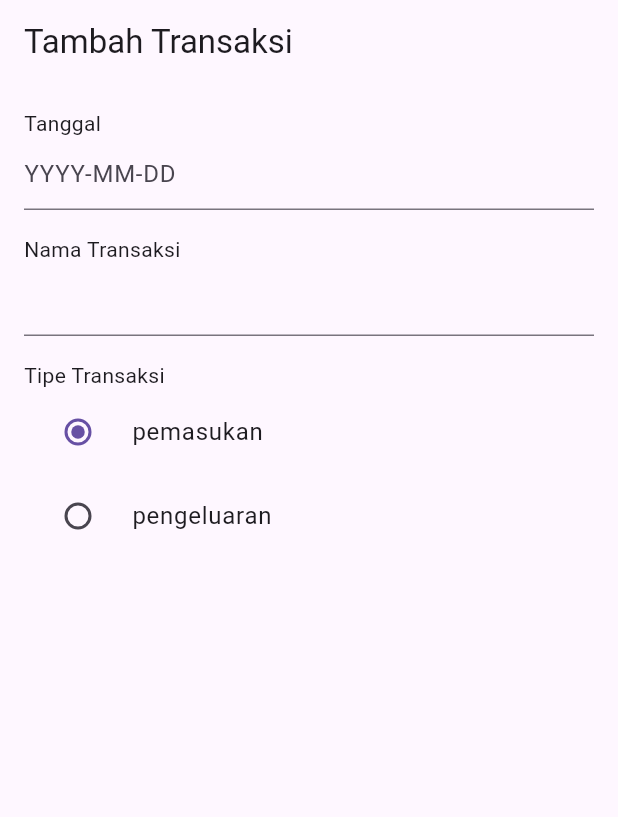
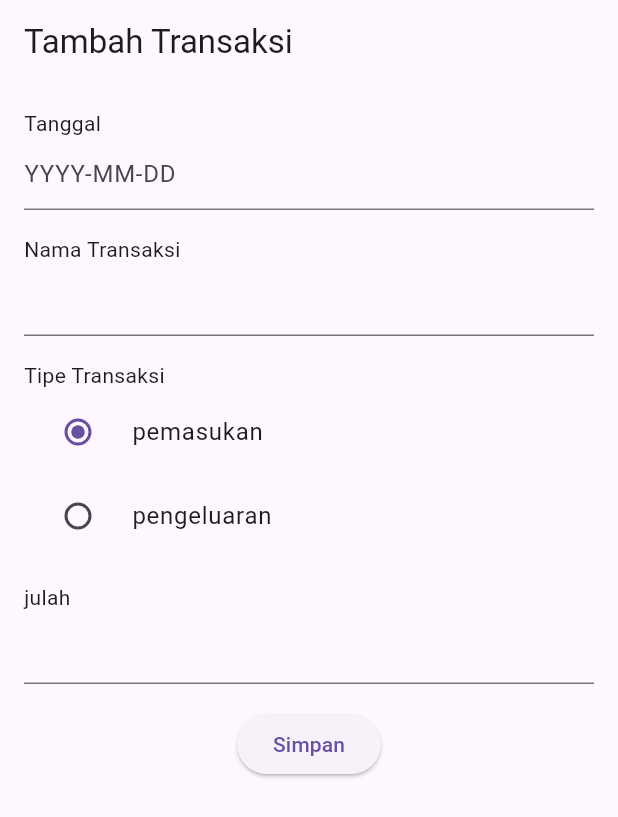
Before and after one commit to vira25/cuanku, a Flutter app: the screen it shows after launch, on a phone screen of 412 x 824 dp. Shown: the top 817 px of the screen. Run offline on Flutter 3.47's test engine with Material 3 defaults, Android fonts, the phone set to English and light mode, and no system bars; our stand-ins replace supabase_flutter; accounts and stored records are empty.

Commit message:
update code

```diff
--- a/lib/pages/create_page.dart
+++ b/lib/pages/create_page.dart
@@ -11,6 +11,7 @@ class CreatePage extends StatefulWidget {
 class _CreatePageState extends State<CreatePage> {
   final TextEditingController tangggalController = TextEditingController();
   final TextEditingController namaController = TextEditingController();
+  final TextEditingController jumlahController = TextEditingController();
 
   String tipeTransaksi = 'pemasukan';
 
@@ -55,6 +56,19 @@ class _CreatePageState extends State<CreatePage> {
                     });
                   },
                 ),
+                const SizedBox(height: 16),
+                const Text("julah"),
+                TextField(
+                  controller: jumlahController,
+                  keyboardType: TextInputType.number,
+                ),
+                const SizedBox(height: 16),
+                Center(
+                  child: ElevatedButton(
+                    onPressed: () {},
+                    child: const Text("Simpan"),
+                  ),
+                ),
               ],
             ),
           ),
```
